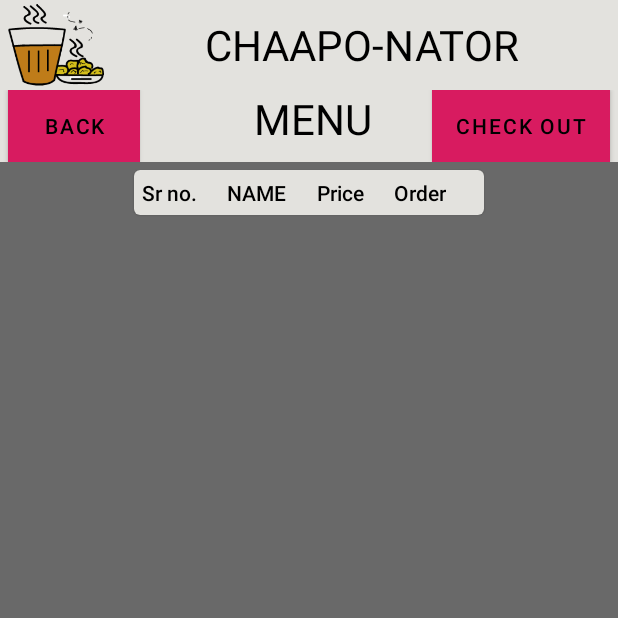
After one commit to mdg-soc-19/canteen-app, an Android app: the fragment MenuPage placed in its activity, on a phone screen of 412 x 824 dp, the top half of it. The commit adds this screen. Run offline under Robolectric (Android 15) with nearby library versions, the phone set to English and light mode, and no system bars; our stand-ins replace Firebase (no records; nobody signed in at launch, a user with empty details on screens opened directly).

Commit message:
Apply MMVM architecture for menu page along with realtime changes observer

```diff
--- a/CanteenApp/app/build.gradle
+++ b/CanteenApp/app/build.gradle
@@ -33,6 +33,7 @@ dependencies {
     implementation 'com.shobhitpuri.custombuttons:google-signin:1.0.0'
     implementation 'com.google.firebase:firebase-firestore:21.3.0'
     implementation 'com.google.firebase:firebase-auth:19.2.0'
+    implementation 'androidx.lifecycle:lifecycle-extensions:2.0.0'
     testImplementation 'junit:junit:4.12'
     androidTestImplementation 'androidx.test.ext:junit:1.1.1'
     androidTestImplementation 'androidx.test.espresso:espresso-core:3.2.0'
--- a/CanteenApp/app/src/main/AndroidManifest.xml
+++ b/CanteenApp/app/src/main/AndroidManifest.xml
@@ -10,7 +10,7 @@
         android:roundIcon="@drawable/launchericon"
         android:supportsRtl="true"
         android:theme="@style/CanteenAppTheme">
-        <activity android:name=".temp"></activity>
+
         <activity android:name=".MainActivity">
             <intent-filter>
                 <action android:name="android.intent.action.MAIN" />
--- a/CanteenApp/app/src/main/java/com/example/canteen_app/MainActivity.java
+++ b/CanteenApp/app/src/main/java/com/example/canteen_app/MainActivity.java
@@ -33,7 +33,7 @@ public class MainActivity extends AppCompatActivity  {
     static int mDefaultFragment = 1;
     static GoogleSignInClient mGoogleSignInClient;
     static String uid;
-    static String Bhawan;
+    public static String Bhawan;
 
 
     // [START declare_auth]
@@ -128,7 +128,7 @@ public class MainActivity extends AppCompatActivity  {
                 case 2:
                     ft = getSupportFragmentManager().beginTransaction();
                     // Replace the contents of the container with the new fragment
-                    ft.replace(R.id.your_placeholder, new RJBMenu());
+                    ft.replace(R.id.your_placeholder, new MenuPage());
                     // or ft.add(R.id.your_placeholder, new FooFragment());
                     // Complete the changes added above
                     ft.commit();
--- /dev/null
+++ b/CanteenApp/app/src/main/java/com/example/canteen_app/MenuPageViewModel.java
@@ -0,0 +1,58 @@
+package com.example.canteen_app;
+
+import android.graphics.Color;
+import android.util.Log;
+import android.view.View;
+import android.view.ViewGroup;
+import android.widget.LinearLayout;
+import android.widget.TextView;
+import android.widget.Toast;
+
+import androidx.annotation.NonNull;
+import androidx.lifecycle.MutableLiveData;
+import androidx.lifecycle.ViewModel;
+
+import com.google.android.gms.tasks.OnCompleteListener;
+import com.google.android.gms.tasks.OnFailureListener;
+import com.google.android.gms.tasks.Task;
+import com.google.android.material.button.MaterialButton;
+import com.google.firebase.firestore.DocumentSnapshot;
+import com.google.firebase.firestore.FirebaseFirestore;
+import com.google.firebase.firestore.QueryDocumentSnapshot;
+import com.google.firebase.firestore.QuerySnapshot;
+import com.google.firebase.firestore.SetOptions;
+
+import java.util.HashMap;
+import java.util.Map;
+
+import static android.content.ContentValues.TAG;
+import static com.example.canteen_app.MainActivity.Bhawan;
+import static com.example.canteen_app.MainActivity.uid;
+import com.example.canteen_app.model.DatabaseHandlerForRJBMenu;
+
+
+public class MenuPageViewModel extends ViewModel {
+    // TODO: Implement the ViewModel
+
+
+
+    private MutableLiveData<Map<String, Object>> Bhawanitems;
+
+    public MutableLiveData<Map<String, Object>> getCurrentMenu() {
+        if (Bhawanitems == null) {
+            Bhawanitems = new MutableLiveData<Map<String, Object>>();
+        }
+        return Bhawanitems;
+    }
+
+
+public MenuPageViewModel()
+{
+
+
+
+    DatabaseHandlerForRJBMenu.initialize();
+}
+
+
+}
--- a/CanteenApp/app/src/main/java/com/example/canteen_app/RJBMenu.java
+++ b/CanteenApp/app/src/main/java/com/example/canteen_app/RJBMenu.java
@@ -399,7 +399,7 @@ class Item
     public Boolean Availablity;
 
 }
-class Item_Quant
+/*class Item_Quant
 {
     int quant;
     public void quant_incrementer()
@@ -407,7 +407,7 @@ class Item_Quant
         quant++;
     }
     public void quant_decrementer() { quant--;}
-}
+}*/
 
 class order
 {
--- a/CanteenApp/app/src/main/java/com/example/canteen_app/homePageFrag.java
+++ b/CanteenApp/app/src/main/java/com/example/canteen_app/homePageFrag.java
@@ -57,7 +57,7 @@ public class homePageFrag extends Fragment
                 MainActivity.Bhawan = "RJB";
                     FragmentTransaction ft = getFragmentManager().beginTransaction();
                     // Replace the contents of the container with the new fragment
-                    ft.replace(R.id.your_placeholder, new RJBMenu());
+                    ft.replace(R.id.your_placeholder, new MenuPage());
                     // or ft.add(R.id.your_placeholder, new FooFragment());
                     // Complete the changes added above
                     ft.commit();
--- /dev/null
+++ b/CanteenApp/app/src/main/java/com/example/canteen_app/model/DatabaseHandlerForRJBMenu.java
@@ -0,0 +1,72 @@
+package com.example.canteen_app.model;
+
+import android.util.Log;
+
+import androidx.annotation.NonNull;
+import androidx.lifecycle.ViewModelProviders;
+
+
+import com.example.canteen_app.MenuPage;
+import com.example.canteen_app.MenuPageViewModel;
+import com.google.android.gms.tasks.OnCompleteListener;
+import com.google.android.gms.tasks.Task;
+import com.google.firebase.database.annotations.Nullable;
+import com.google.firebase.firestore.EventListener;
+import com.google.firebase.firestore.FirebaseFirestore;
+import com.google.firebase.firestore.FirebaseFirestoreException;
+import com.google.firebase.firestore.QueryDocumentSnapshot;
+import com.google.firebase.firestore.QuerySnapshot;
+
+import java.util.ArrayList;
+import java.util.HashMap;
+import java.util.List;
+import java.util.Map;
+
+import static android.content.ContentValues.TAG;
+import static com.example.canteen_app.MainActivity.Bhawan;
+
+public class DatabaseHandlerForRJBMenu {
+
+    public static Map<String, Object> initialize()
+    {
+        final Map<String, Object> Bhawanitems = new HashMap<>();
+        final FirebaseFirestore db = FirebaseFirestore.getInstance();
+        db.collection(Bhawan + "-items")
+                .get()
+                .addOnCompleteListener(new OnCompleteListener<QuerySnapshot>() {
+                    @Override
+                    public void onComplete(@NonNull Task<QuerySnapshot> task) {
+                        if (task.isSuccessful()) {
+                            for (QueryDocumentSnapshot document : task.getResult()) {
+                                Bhawanitems.put((String)document.get("Name"), document);
+
+                            }
+                            MenuPageViewModel mViewModel = ViewModelProviders.of(MenuPage.frag).get(MenuPageViewModel.class);
+                            mViewModel.getCurrentMenu().setValue(Bhawanitems);
+                        } else {
+                            Log.d(TAG, "Error getting documents: ", task.getException());
+                        }
+                    }
+                });
+        db.collection(Bhawan+"-items")
+                .addSnapshotListener(new EventListener<QuerySnapshot>() {
+                    @Override
+                    public void onEvent(@Nullable QuerySnapshot value,
+                                        @Nullable FirebaseFirestoreException e) {
+                        if (e != null) {
+                            Log.w(TAG, "Listen failed.", e);
+                            return;
+                        }
+                        for (QueryDocumentSnapshot document : value) {
+                            Bhawanitems.put((String)document.get("Name"), document);
+
+                        }
+                        MenuPageViewModel mViewModel = ViewModelProviders.of(MenuPage.frag).get(MenuPageViewModel.class);
+                        mViewModel.getCurrentMenu().setValue(Bhawanitems);
+                    }
+                });
+
+
+        return Bhawanitems;
+    }
+}
--- /dev/null
+++ b/CanteenApp/app/src/main/res/layout/menu_page_fragment.xml
@@ -0,0 +1,152 @@
+<?xml version="1.0" encoding="utf-8"?>
+<FrameLayout xmlns:android="http://schemas.android.com/apk/res/android"
+    xmlns:tools="http://schemas.android.com/tools"
+    android:layout_width="match_parent"
+    android:layout_height="match_parent"
+    xmlns:app="http://schemas.android.com/apk/res-auto"
+    tools:context=".MenuPage">
+
+    <LinearLayout
+        android:layout_width="match_parent"
+        android:layout_height="match_parent"
+        android:orientation="vertical"
+        android:background="@color/colorPrimaryDark">
+
+
+        <RelativeLayout
+            android:layout_width="match_parent"
+            android:layout_height="60dp"
+            android:textAlignment="center"
+            android:elevation="0dp"
+            android:outlineAmbientShadowColor="#000000"
+            android:background="@color/colorBackground"
+            android:layout_marginTop="0dp"
+            >
+            <ImageView
+                android:layout_width="64dp"
+                android:layout_height="64dp"
+                android:src="@drawable/iconfinal"
+                android:id="@+id/iconhome"
+                android:gravity="center_vertical"
+                android:layout_alignParentStart="true"
+                android:layout_marginLeft="5dp"/>
+            <TextView
+                android:layout_width="match_parent"
+                android:layout_height="match_parent"
+                android:text="CHAAPO-NATOR"
+                android:textColor="#000000"
+                android:textSize="28sp"
+                android:textAlignment="center"
+                android:fontFamily="@assets/RobotoMedium"
+                android:gravity="center_vertical"
+                android:layout_toEndOf="@+id/iconhome"/>
+        </RelativeLayout>
+        <RelativeLayout
+            android:layout_marginTop="0dp"
+            android:layout_width="match_parent"
+            android:layout_height="wrap_content"
+            android:background="@color/colorBackground">
+            <com.google.android.material.button.MaterialButton
+                android:layout_width="wrap_content"
+                android:layout_height="wrap_content"
+                android:text="BACK"
+                android:id="@+id/backb"
+                android:layout_marginLeft="5dp"
+                android:background="#D81B60"
+                />
+            <TextView
+                android:layout_width="match_parent"
+                android:layout_height="wrap_content"
+
+                android:textColor="#000000"
+                android:textSize="28sp"
+                android:layout_alignLeft="@+id/backb"
+                android:textAlignment="center"
+                android:text="MENU"
+                android:fontFamily="@assets/RobotoMedium"
+                android:gravity="center_vertical"
+                />
+            <com.google.android.material.button.MaterialButton
+                android:layout_width="wrap_content"
+                android:layout_height="wrap_content"
+                android:layout_alignParentEnd="true"
+                android:text="Check Out"
+                android:id="@+id/checkb"
+                android:layout_marginRight="5dp"
+                android:background="#D81B60"/>
+
+        </RelativeLayout>
+        <ProgressBar
+            android:id="@+id/pBar"
+            style="?android:attr/progressBarStyleLarge"
+            android:layout_width="wrap_content"
+            android:layout_height="match_parent"
+            android:layout_marginTop="20dp"
+
+            android:layout_gravity="center"
+            android:visibility="gone"/>
+        <com.google.android.material.card.MaterialCardView
+            android:layout_width="wrap_content"
+            android:layout_height="wrap_content"
+            android:layout_marginLeft="10dp"
+            android:layout_marginRight="10dp"
+            android:layout_marginTop="5dp"
+            app:cardCornerRadius="4dp"
+            android:background="#e3e2de"
+            android:layout_gravity="center"
+            >
+            <GridLayout
+                android:id="@+id/gridmenu"
+                android:layout_width="wrap_content"
+                android:layout_height="wrap_content"
+                android:layout_gravity="center_horizontal"
+                android:columnCount="4"
+                android:padding="5dp"
+                android:verticalSpacing="5dp"
+                android:background="#e3e2de"
+                android:elevation="4dp"
+                >
+
+                <TextView
+                    android:layout_width="wrap_content"
+                    android:layout_height="wrap_content"
+                    android:layout_marginEnd="20dp"
+                    android:fontFamily="sans-serif-medium"
+                    android:text="Sr no."
+                    android:textColor="#000000"
+                    android:id="@+id/textviewsa"/>
+
+                <TextView
+                    android:layout_width="wrap_content"
+                    android:layout_height="wrap_content"
+                    android:layout_marginEnd="20dp"
+                    android:fontFamily="sans-serif-medium"
+                    android:text="NAME"
+                    android:textColor="#000000"
+                    android:id="@+id/textviewre"/>
+
+                <TextView
+                    android:layout_width="wrap_content"
+                    android:layout_height="wrap_content"
+                    android:layout_marginEnd="20dp"
+                    android:fontFamily="sans-serif-medium"
+                    android:text="Price"
+                    android:textColor="#000000"
+                    android:id="@+id/textviewga"/>
+
+                <TextView
+                    android:layout_width="wrap_content"
+                    android:layout_height="wrap_content"
+                    android:layout_marginEnd="20dp"
+                    android:fontFamily="sans-serif-medium"
+                    android:text="Order"
+                    android:textColor="#000000"
+                    android:id="@+id/textviewma"/>
+            </GridLayout>
+
+        </com.google.android.material.card.MaterialCardView>
+
+
+
+    </LinearLayout>
+</FrameLayout>
```
Also changed, not shown: CanteenApp/app/src/main/java/com/example/canteen_app/MenuPage.java (added, +349 -0 lines), CanteenApp/app/src/main/java/com/example/canteen_app/temp.java (deleted, +0 -14 lines), CanteenApp/app/src/main/res/layout/activity_temp.xml (deleted, +0 -20 lines).
